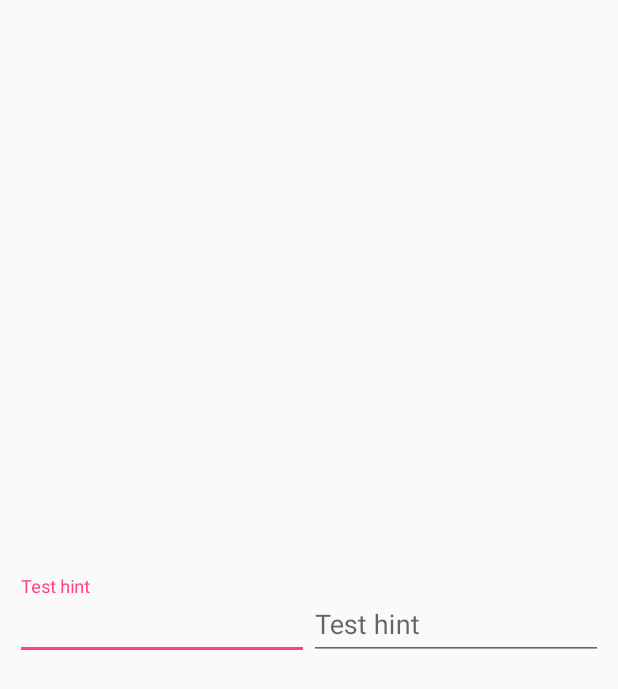
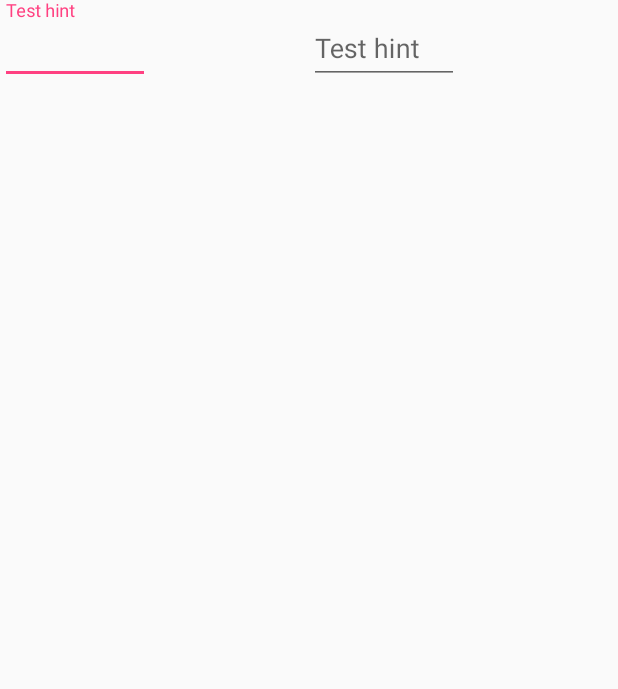
Before and after one commit to MattiaPrimavera/PearForm, an Android app: the layout form_material_double_text_field.xml on its own in the app's theme, with its tools: preview values and no code run, on a phone screen of 412 x 824 dp. Shown: the top 689 px of the screen. Run offline under Robolectric (Android 15) with nearby library versions, the phone set to English and light mode, and no system bars.

Commit message:
[MaterialDoubleText] layout fix: textView width now wrap_content

```diff
--- a/pearform-lib/src/main/res/layout/form_material_double_text_field.xml
+++ b/pearform-lib/src/main/res/layout/form_material_double_text_field.xml
@@ -1,19 +1,30 @@
 <?xml version="1.0" encoding="utf-8"?>
 <LinearLayout xmlns:android="http://schemas.android.com/apk/res/android"
     android:orientation="horizontal"
-    android:padding="10dp"
     android:layout_width="match_parent"
     android:layout_height="match_parent">
 
-    <com.mprimavera.pearform.model.fields.material.MaterialText
-        android:id="@+id/first"
+    <LinearLayout
         android:layout_weight="0.5"
         android:layout_width="match_parent"
-        android:layout_height="match_parent" />
+        android:layout_height="wrap_content">
 
-    <com.mprimavera.pearform.model.fields.material.MaterialText
-        android:id="@+id/second"
+        <com.mprimavera.pearform.model.fields.material.MaterialText
+            android:id="@+id/first"
+            android:minWidth="100dp"
+            android:layout_width="wrap_content"
+            android:layout_height="match_parent" />
+    </LinearLayout>
+
+    <LinearLayout
         android:layout_weight="0.5"
         android:layout_width="match_parent"
-        android:layout_height="match_parent" />
+        android:layout_height="wrap_content">
+
+        <com.mprimavera.pearform.model.fields.material.MaterialText
+            android:id="@+id/second"
+            android:minWidth="100dp"
+            android:layout_width="wrap_content"
+            android:layout_height="match_parent" />
+    </LinearLayout>
 </LinearLayout>
```
